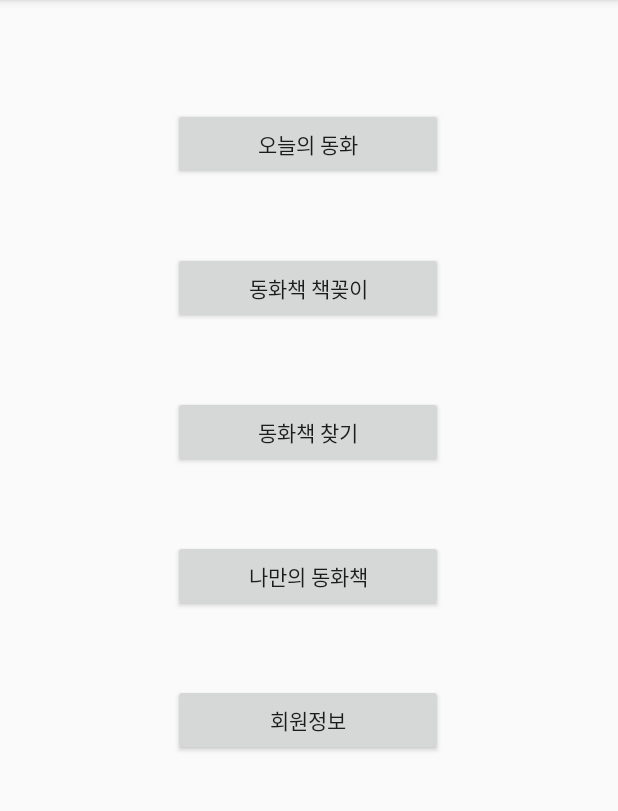
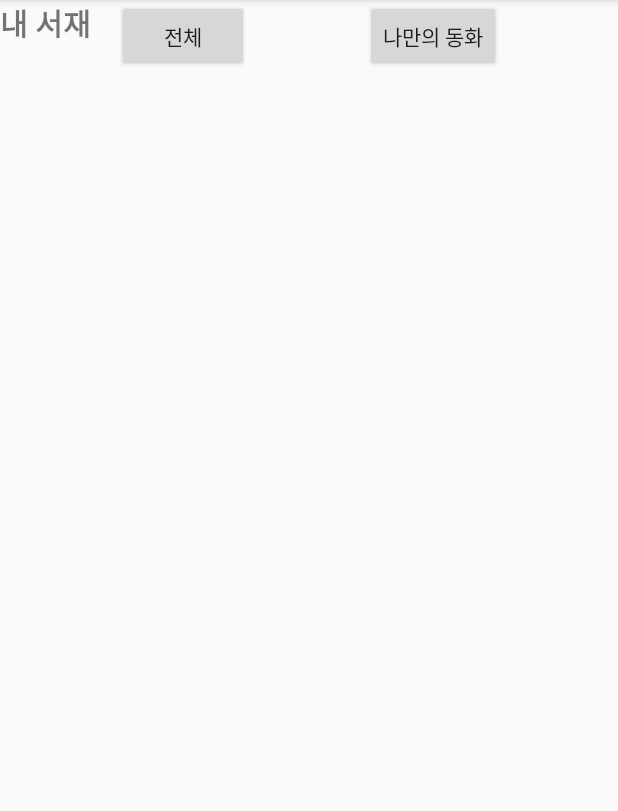
Before and after one commit to 2019-SMHRD-Deep3/BGJ_Mobile, an Android app: the screen it shows after launch (MenuActivity before the commit, myBookshelf after it), on a phone screen of 412 x 824 dp, the part 84-895 px from its top. Run offline under Robolectric (Android 15) with nearby library versions, the phone set to English and light mode, and no system bars.

Commit message:
내 책장 작업

```diff
--- a/app/src/main/AndroidManifest.xml
+++ b/app/src/main/AndroidManifest.xml
@@ -9,20 +9,18 @@
         android:roundIcon="@mipmap/ic_launcher_round"
         android:supportsRtl="true"
         android:theme="@style/AppTheme">
-        <activity android:name=".Firstpage"/>
-
-        <activity android:name=".mJoinActivity" />
-        <activity android:name=".MenuActivity" >
+        <activity android:name=".myBookshelf">
             <intent-filter>
                 <action android:name="android.intent.action.MAIN" />
 
                 <category android:name="android.intent.category.LAUNCHER" />
             </intent-filter>
+        </activity>
+        <activity android:name=".Firstpage" />
+        <activity android:name=".mJoinActivity" />
+        <activity android:name=".MenuActivity"/>
 
-        </activity>
-        <activity android:name=".MainActivity">
-
-        </activity>
+        <activity android:name=".MainActivity"/>
     </application>
 
 </manifest>
--- a/app/src/main/java/com/example/a3thproject/MainActivity.java
+++ b/app/src/main/java/com/example/a3thproject/MainActivity.java
@@ -19,11 +19,6 @@ public class MainActivity extends AppCompatActivity {
     @Override
     protected void onCreate(Bundle savedInstanceState) {
         super.onCreate(savedInstanceState);
-
-        // 타이틀 메뉴(상단) 감추기
-        getWindow().setFlags(WindowManager.LayoutParams.FLAG_FULLSCREEN,
-                WindowManager.LayoutParams.FLAG_FULLSCREEN);
-
         setContentView(R.layout.activity_main);
 
         ID = findViewById(R.id.tx_UserID);
--- a/app/src/main/java/com/example/a3thproject/mJoinActivity.java
+++ b/app/src/main/java/com/example/a3thproject/mJoinActivity.java
@@ -10,11 +10,7 @@ public class mJoinActivity extends AppCompatActivity {
     @Override
     protected void onCreate(Bundle savedInstanceState) {
         super.onCreate(savedInstanceState);
+        setContentView(R.layout.activity_m_join);
 
-        // 타이틀 메뉴(상단) 감추기
-        getWindow().setFlags(WindowManager.LayoutParams.FLAG_FULLSCREEN,
-                WindowManager.LayoutParams.FLAG_FULLSCREEN);
-
-        setContentView(R.layout.activity_m_join);
     }
 }
--- /dev/null
+++ b/app/src/main/java/com/example/a3thproject/myBookshelf.java
@@ -0,0 +1,40 @@
+package com.example.a3thproject;
+
+import androidx.appcompat.app.AppCompatActivity;
+
+import android.os.Bundle;
+import android.view.Menu;
+import android.view.MenuInflater;
+import android.view.MenuItem;
+import android.widget.Toast;
+
+public class myBookshelf extends AppCompatActivity {
+
+    @Override
+    protected void onCreate(Bundle savedInstanceState) {
+        super.onCreate(savedInstanceState);
+        setContentView(R.layout.activity_my_bookshelf);
+    }
+    // 메뉴 객체 사용연결
+    @Override
+    public boolean onCreateOptionsMenu(Menu menu) {
+        MenuInflater inflater = getMenuInflater();
+        inflater.inflate(R.menu.mainmenu,menu);
+        // return은 반드시 true로 줄 것
+        return true;
+    }
+
+    // 메뉴 객체 이벤트
+    @Override
+    public boolean onOptionsItemSelected(MenuItem item) {
+        switch (item.getItemId()){
+            case R.id.menu1:
+                Toast.makeText(this,"테스트중1",Toast.LENGTH_SHORT).show();
+                return true;
+            case R.id.menu2:
+                Toast.makeText(this,"테스트중2",Toast.LENGTH_SHORT).show();
+                return true;
+        }
+        return super.onOptionsItemSelected(item);
+    }
+}
--- /dev/null
+++ b/app/src/main/res/layout/activity_my_bookshelf.xml
@@ -0,0 +1,51 @@
+<?xml version="1.0" encoding="utf-8"?>
+<androidx.constraintlayout.widget.ConstraintLayout xmlns:android="http://schemas.android.com/apk/res/android"
+    xmlns:app="http://schemas.android.com/apk/res-auto"
+    xmlns:tools="http://schemas.android.com/tools"
+    android:layout_width="match_parent"
+    android:layout_height="match_parent"
+    tools:context=".myBookshelf">
+
+    <Button
+        android:id="@+id/button6"
+        android:layout_width="wrap_content"
+        android:layout_height="wrap_content"
+        android:text="전체"
+        app:layout_constraintEnd_toStartOf="@+id/button7"
+        app:layout_constraintHorizontal_bias="0.5"
+        app:layout_constraintStart_toStartOf="parent"
+        tools:layout_editor_absoluteY="144dp" />
+
+    <Button
+        android:id="@+id/button7"
+        android:layout_width="wrap_content"
+        android:layout_height="wrap_content"
+        android:text="나만의 동화"
+        app:layout_constraintBottom_toBottomOf="@+id/button6"
+        app:layout_constraintEnd_toEndOf="parent"
+        app:layout_constraintHorizontal_bias="0.5"
+        app:layout_constraintStart_toEndOf="@+id/button6" />
+
+    <FrameLayout
+        android:layout_width="426dp"
+        android:layout_height="356dp"
+        android:layout_marginTop="8dp"
+        android:layout_marginBottom="8dp"
+        app:layout_constraintBottom_toBottomOf="parent"
+        app:layout_constraintEnd_toEndOf="parent"
+        app:layout_constraintStart_toStartOf="parent"
+        app:layout_constraintTop_toBottomOf="@+id/button6">
+
+    </FrameLayout>
+
+    <TextView
+        android:id="@+id/textView"
+        android:layout_width="0dp"
+        android:layout_height="wrap_content"
+        android:text="내 서재"
+        android:textSize="20sp"
+        android:textStyle="bold"
+        app:layout_constraintEnd_toEndOf="parent"
+        app:layout_constraintStart_toStartOf="parent"
+        app:layout_constraintTop_toTopOf="parent" />
+</androidx.constraintlayout.widget.ConstraintLayout>
```
